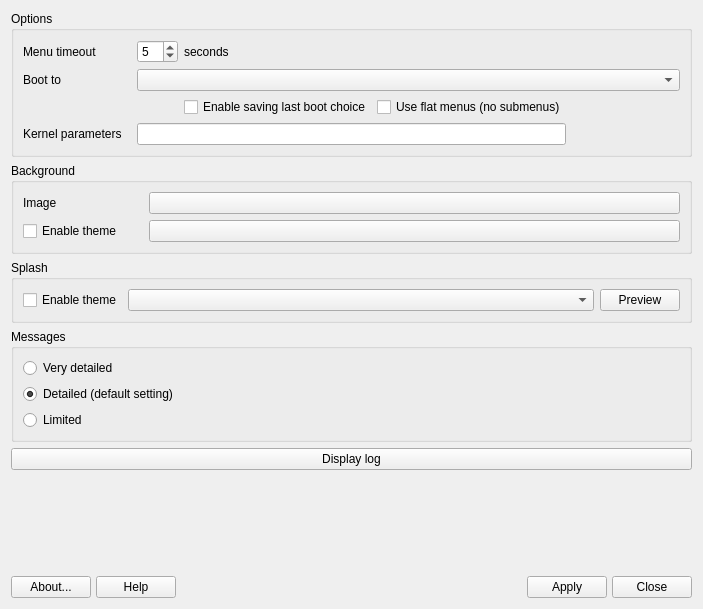
Old version of the form mainwindow.ui in the repository AdrianTM/mx-boot-options.
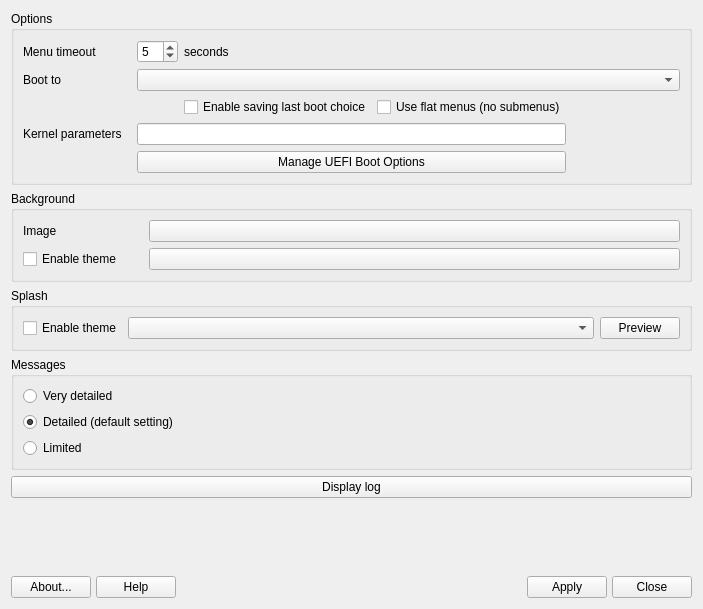
New version of the form. Icons and pictures are not drawn.

Commit message: Add Uefi boot management

What changed in the file:
```diff
--- a/mainwindow.ui
+++ b/mainwindow.ui
@@ -115,6 +115,16 @@
         </property>
        </widget>
       </item>
+      <item row="4" column="1" colspan="3">
+       <widget class="QPushButton" name="pushUefi">
+        <property name="text">
+         <string>Manage UEFI Boot Options</string>
+        </property>
+        <property name="autoDefault">
+         <bool>false</bool>
+        </property>
+       </widget>
+      </item>
       <item row="2" column="2">
        <widget class="QCheckBox" name="checkSaveDefault">
         <property name="toolTip">
```
Left out of the diff: 196 changed lines with no effect on the pictures. The commit also changes 4 other files.
